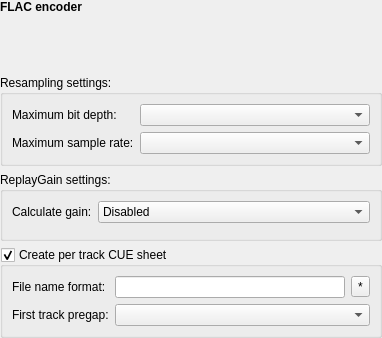
flacon/flacon, file gui/configdialog/profilewidget.ui: the form before one commit.
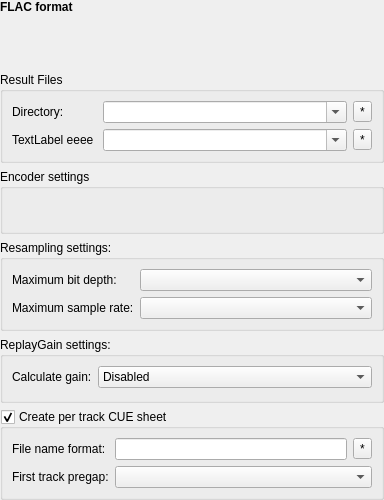
The form after the commit. Custom widgets are drawn as their Qt base class.

Patch:
```diff
--- a/gui/configdialog/profilewidget.ui
+++ b/gui/configdialog/profilewidget.ui
@@ -6,8 +6,8 @@
    <rect>
     <x>0</x>
     <y>0</y>
-    <width>382</width>
-    <height>338</height>
+    <width>384</width>
+    <height>500</height>
    </rect>
   </property>
   <property name="windowTitle">
@@ -41,7 +41,7 @@
       </font>
      </property>
      <property name="text">
-      <string notr="true">FLAC encoder</string>
+      <string notr="true">FLAC format</string>
      </property>
      <property name="alignment">
       <set>Qt::AlignLeading|Qt::AlignLeft|Qt::AlignTop</set>
@@ -49,7 +49,113 @@
     </widget>
    </item>
    <item>
-    <layout class="QVBoxLayout" name="encoderPlace"/>
+    <widget class="QGroupBox" name="outFilesBox">
+     <property name="title">
+      <string>Result Files</string>
+     </property>
+     <property name="flat">
+      <bool>true</bool>
+     </property>
+     <layout class="QFormLayout" name="formLayout_4">
+      <item row="0" column="0">
+       <widget class="QLabel" name="outDirLabel">
+        <property name="text">
+         <string>Directory:</string>
+        </property>
+        <property name="buddy">
+         <cstring>outDirEdit</cstring>
+        </property>
+       </widget>
+      </item>
+      <item row="0" column="1">
+       <layout class="QHBoxLayout" name="horizontalLayout_3">
+        <item>
+         <widget class="QComboBox" name="outDirEdit">
+          <property name="sizePolicy">
+           <sizepolicy hsizetype="Expanding" vsizetype="Fixed">
+            <horstretch>0</horstretch>
+            <verstretch>0</verstretch>
+           </sizepolicy>
+          </property>
+          <property name="editable">
+           <bool>true</bool>
+          </property>
+         </widget>
+        </item>
+        <item>
+         <widget class="ActionsButton" name="outDirButton">
+          <property name="text">
+           <string notr="true">*</string>
+          </property>
+         </widget>
+        </item>
+       </layout>
+      </item>
+      <item row="1" column="0">
+       <widget class="QLabel" name="outPatternLabel">
+        <property name="text">
+         <string>TextLabel eeee </string>
+        </property>
+        <property name="buddy">
+         <cstring>outPatternEdit</cstring>
+        </property>
+       </widget>
+      </item>
+      <item row="1" column="1">
+       <layout class="QHBoxLayout" name="horizontalLayout_7">
+        <item>
+         <widget class="HistoryComboBox" name="outPatternEdit">
+          <property name="sizePolicy">
+           <sizepolicy hsizetype="Expanding" vsizetype="Fixed">
+            <horstretch>0</horstretch>
+            <verstretch>0</verstretch>
+           </sizepolicy>
+          </property>
+          <property name="toolTip">
+           <string comment="Main form tooltip for &quot;Pattern&quot; edit">&lt;style type=&quot;text/css&quot;&gt;
+.term {font-weight: bold;}
+.def  { white-space: nowrap; }
+&lt;/style&gt;
+Tokens start with %. You can use the following tokens:
+&lt;table&gt;
+&lt;tr&gt;&lt;td class=&quot;term&quot;&gt;%n&lt;/td&gt; &lt;td class=&quot;def&quot;&gt; - Track number  &lt;/td&gt;
+        &lt;td class=&quot;term&quot;&gt;%N&lt;/td&gt; &lt;td class=&quot;def&quot;&gt; - Total number of tracks&lt;/td&gt;&lt;/tr&gt;
+&lt;tr&gt;&lt;td class=&quot;term&quot;&gt;%a&lt;/td&gt; &lt;td class=&quot;def&quot;&gt; - Artist&lt;/td&gt;
+        &lt;td class=&quot;term&quot;&gt;%A&lt;/td&gt; &lt;td class=&quot;def&quot;&gt; - Album title&lt;/td&gt;&lt;/tr&gt;
+&lt;tr&gt;&lt;td class=&quot;term&quot;&gt;%t&lt;/td&gt; &lt;td class=&quot;def&quot;&gt; - Track title&lt;/td&gt;
+        &lt;td class=&quot;term&quot;&gt;%y&lt;/td&gt; &lt;td class=&quot;def&quot;&gt; - Year&lt;/td&gt;&lt;/tr&gt;
+&lt;tr&gt;&lt;td class=&quot;term&quot;&gt;%g&lt;/td&gt; &lt;td class=&quot;def&quot;&gt; - Genre&lt;/td&gt;
+        &lt;td class=&quot;term&quot;&gt;&lt;/td&gt; &lt;td class=&quot;def&quot;&gt;&lt;/td&gt;&lt;/tr&gt;
+&lt;/table&gt;
+&lt;br&gt;&lt;br&gt;
+If you surround sections of text that contain a token with braces, these sections will be hidden if the token is empty.</string>
+          </property>
+          <property name="editable">
+           <bool>true</bool>
+          </property>
+         </widget>
+        </item>
+        <item>
+         <widget class="OutPatternButton" name="outPatternButton">
+          <property name="text">
+           <string notr="true">*</string>
+          </property>
+         </widget>
+        </item>
+       </layout>
+      </item>
+     </layout>
+    </widget>
+   </item>
+   <item>
+    <widget class="QGroupBox" name="encoderGroup">
+     <property name="title">
+      <string>Encoder settings</string>
+     </property>
+     <property name="flat">
+      <bool>true</bool>
+     </property>
+    </widget>
    </item>
    <item>
     <widget class="QGroupBox" name="resampleGroup">
@@ -194,6 +300,16 @@
    <extends>QToolButton</extends>
    <header>controls.h</header>
   </customwidget>
+  <customwidget>
+   <class>HistoryComboBox</class>
+   <extends>QComboBox</extends>
+   <header>controls.h</header>
+  </customwidget>
+  <customwidget>
+   <class>ActionsButton</class>
+   <extends>QToolButton</extends>
+   <header>controls.h</header>
+  </customwidget>
  </customwidgets>
  <resources/>
  <connections/>
```
Left out of the diff: 25 changed lines with no effect on the pictures.
